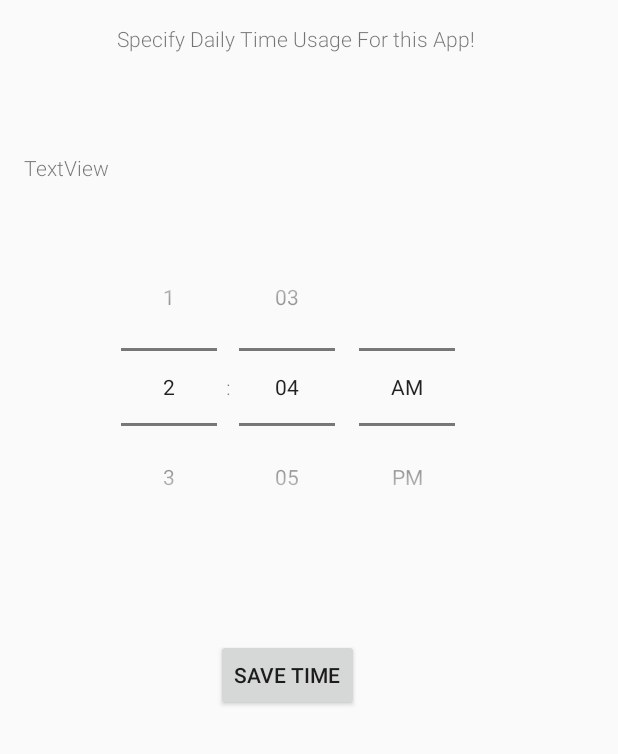
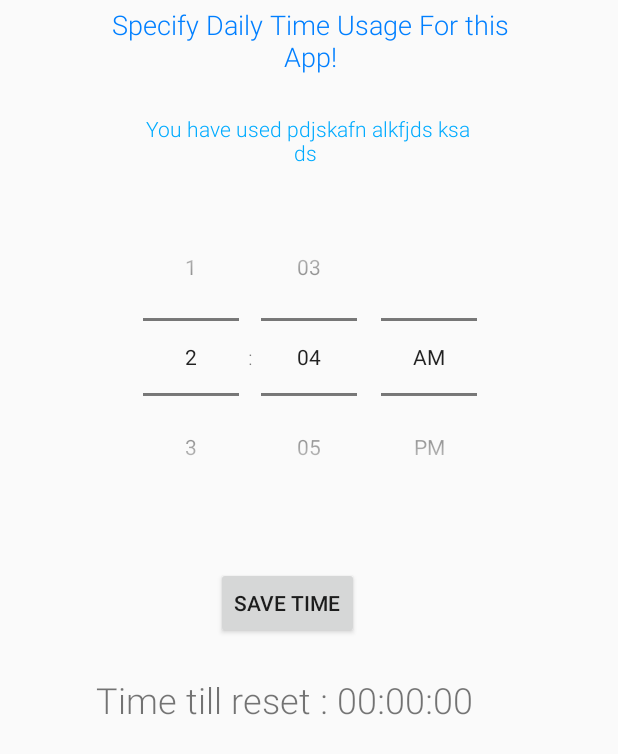
Before and after one commit to 16179315/BreakrFinal, an Android app: the layout activity_set_daily_time.xml on its own in the app's theme, with its tools: preview values and no code run, on a phone screen of 412 x 824 dp. Shown: the top 754 px of the screen. Run offline under Robolectric (Android 15) with nearby library versions, the phone set to English and light mode, and no system bars.

Commit message:
Final Commit

```diff
--- a/app/src/main/java/com/example/dillo/breakr2/MainActivity.java
+++ b/app/src/main/java/com/example/dillo/breakr2/MainActivity.java
@@ -43,6 +43,7 @@ public class MainActivity extends AppCompatActivity {
     public static int pomodoroSavedSeconds=30;
     public static boolean pomodoroOn=false;
     public static String pomodoroCounter="";
+    public static String timeTillResetCounter="";
     public static ArrayList<String> pomodoroApps = new ArrayList<String>();
     public static final String ACTION_START_SERVICE = "com.example.dillo.breakr2.MonitorService.ACTION_START_SERVICE";
     public static ArrayList<String> appPackages = new ArrayList<>();
--- a/app/src/main/java/com/example/dillo/breakr2/SetDailyTimeActivity.java
+++ b/app/src/main/java/com/example/dillo/breakr2/SetDailyTimeActivity.java
@@ -2,6 +2,7 @@ package com.example.dillo.breakr2;
 
 import android.content.Intent;
 import android.os.Build;
+import android.os.Handler;
 import android.support.annotation.RequiresApi;
 import android.support.v7.app.AppCompatActivity;
 import android.os.Bundle;
@@ -13,9 +14,11 @@ import android.view.View;
 import android.widget.TextView;
 import static com.example.dillo.breakr2.MainActivity.appLabels;
 import static com.example.dillo.breakr2.MainActivity.appTimesAllowed;
+import static com.example.dillo.breakr2.MainActivity.pomodoroCounter;
 import static com.example.dillo.breakr2.MainActivity.saveFile;
 import static com.example.dillo.breakr2.MainActivity.appPackages;
 import static com.example.dillo.breakr2.MainActivity.appTimesSpentToday;
+import static com.example.dillo.breakr2.MainActivity.timeTillResetCounter;
 
 public class SetDailyTimeActivity extends AppCompatActivity {
     TimePicker timePicker1;
@@ -49,6 +52,17 @@ public class SetDailyTimeActivity extends AppCompatActivity {
         else {
             textView2.setText("");
         }
+
+        final TextView textView3 = findViewById(R.id.textView3Id);
+        final Handler h = new Handler();
+        final int delay = 1000; //milliseconds
+
+        h.postDelayed(new Runnable() {
+            public void run() {
+                textView3.setText("Time till reset: " + timeTillResetCounter);
+                h.postDelayed(this, delay);
+            }
+        }, delay);
     }
     @RequiresApi(api = Build.VERSION_CODES.M)
     public void saveTime(View v) {
--- a/app/src/main/java/com/example/dillo/breakr2/SettingsPomoActivity.java
+++ b/app/src/main/java/com/example/dillo/breakr2/SettingsPomoActivity.java
@@ -52,7 +52,6 @@ public class SettingsPomoActivity extends AppCompatActivity {
                                     long id) {
 
                 String item = ((TextView) view).getText().toString();
-
                 selectedList1(item);
 
             }
@@ -76,11 +75,11 @@ public class SettingsPomoActivity extends AppCompatActivity {
             if (pomodoroApps.contains(item)) {
                 String appPackage = appPackages.get(appLabels.indexOf(item));
                 pomodoroApps.remove(pomodoroApps.indexOf(appPackage));
-                Toast.makeText(getBaseContext(), "Removed " + item, Toast.LENGTH_LONG).show();
+                Toast.makeText(getBaseContext(), "Removed " + item, Toast.LENGTH_SHORT).show();
             } else {
                 String appPackage = appPackages.get(appLabels.indexOf(item));
                 pomodoroApps.add(appPackage);
-                Toast.makeText(getBaseContext(), "Added " + item, Toast.LENGTH_LONG).show();
+                Toast.makeText(getBaseContext(), "Added " + item, Toast.LENGTH_SHORT).show();
             }
 
             adapter1.notifyDataSetChanged();
--- a/app/src/main/res/layout/activity_pomodoro.xml
+++ b/app/src/main/res/layout/activity_pomodoro.xml
@@ -41,7 +41,7 @@
         android:layout_height="wrap_content"
         android:layout_alignParentBottom="true"
         android:layout_centerHorizontal="true"
-        android:layout_marginBottom="85dp"
+        android:layout_marginBottom="112dp"
         android:onClick="onSettingButtonClicked"
         android:text="Pomodoro Settings"
         app:layout_constraintStart_toStartOf="parent"
--- a/app/src/main/res/layout/activity_set_daily_time.xml
+++ b/app/src/main/res/layout/activity_set_daily_time.xml
@@ -9,22 +9,31 @@
 
     <TextView
         android:id="@+id/textView2"
-        android:layout_width="290dp"
-        android:layout_height="56dp"
-        android:layout_marginStart="52dp"
-        android:layout_marginTop="16dp"
+        android:layout_width="301dp"
+        android:layout_height="64dp"
+        android:layout_marginEnd="16dp"
+        android:layout_marginStart="16dp"
+        android:layout_marginTop="4dp"
         android:gravity="center_horizontal"
         android:text="Specify Daily Time Usage For this App!"
+        android:textAlignment="center"
+        android:textColor="@color/colorPrimaryDark"
+        android:textSize="18sp"
+        app:layout_constraintEnd_toEndOf="parent"
+        app:layout_constraintHorizontal_bias="0.512"
         app:layout_constraintStart_toStartOf="parent"
         app:layout_constraintTop_toTopOf="parent" />
 
     <TimePicker
         android:id="@+id/timePicker1"
-        android:layout_width="264dp"
+        android:layout_width="wrap_content"
         android:layout_height="226dp"
-        android:layout_marginStart="60dp"
-        android:layout_marginTop="80dp"
+        android:layout_marginEnd="16dp"
+        android:layout_marginStart="16dp"
+        android:layout_marginTop="64dp"
         android:timePickerMode="spinner"
+        app:layout_constraintEnd_toEndOf="parent"
+        app:layout_constraintHorizontal_bias="0.505"
         app:layout_constraintStart_toStartOf="parent"
         app:layout_constraintTop_toBottomOf="@+id/textView2"
         tools:targetApi="lollipop" />
@@ -34,7 +43,7 @@
         android:layout_width="wrap_content"
         android:layout_height="wrap_content"
         android:layout_marginStart="144dp"
-        android:layout_marginTop="48dp"
+        android:layout_marginTop="20dp"
         android:onClick="saveTime"
         android:text="Save Time"
         app:layout_constraintStart_toStartOf="parent"
@@ -42,11 +51,31 @@
 
     <TextView
         android:id="@+id/textViewDetailsId"
+        android:layout_width="233dp"
+        android:layout_height="42dp"
+        android:layout_marginBottom="12dp"
+        android:layout_marginEnd="8dp"
+        android:layout_marginStart="16dp"
+        android:layout_marginTop="8dp"
+        android:text="You have used pdjskafn alkfjds ksa ds "
+        android:textAlignment="center"
+        android:textColor="@color/colorPrimary"
+        android:textSize="14sp"
+        app:layout_constraintBottom_toTopOf="@+id/timePicker1"
+        app:layout_constraintEnd_toEndOf="parent"
+        app:layout_constraintHorizontal_bias="0.468"
+        app:layout_constraintStart_toStartOf="parent"
+        app:layout_constraintTop_toBottomOf="@+id/textView2"
+        app:layout_constraintVertical_bias="0.142" />
+
+    <TextView
+        android:id="@+id/textView3Id"
         android:layout_width="wrap_content"
-        android:layout_height="30dp"
-        android:layout_marginBottom="20dp"
-        android:layout_marginStart="16dp"
-        android:text="TextView"
-        app:layout_constraintBottom_toTopOf="@+id/timePicker1"
-        app:layout_constraintStart_toStartOf="parent" />
+        android:layout_height="42dp"
+        android:layout_marginStart="64dp"
+        android:layout_marginTop="24dp"
+        android:text="Time till reset : 00:00:00"
+        android:textSize="24sp"
+        app:layout_constraintStart_toStartOf="parent"
+        app:layout_constraintTop_toBottomOf="@+id/button" />
 </android.support.constraint.ConstraintLayout>
```
Also changed, not shown: app/src/main/AndroidManifest.xml (+12 -2 lines), app/src/main/java/com/example/dillo/breakr2/MonitorService.java (+8 -2 lines), app/src/main/res/layout/activity_report_bug.xml (+14 -35 lines).
